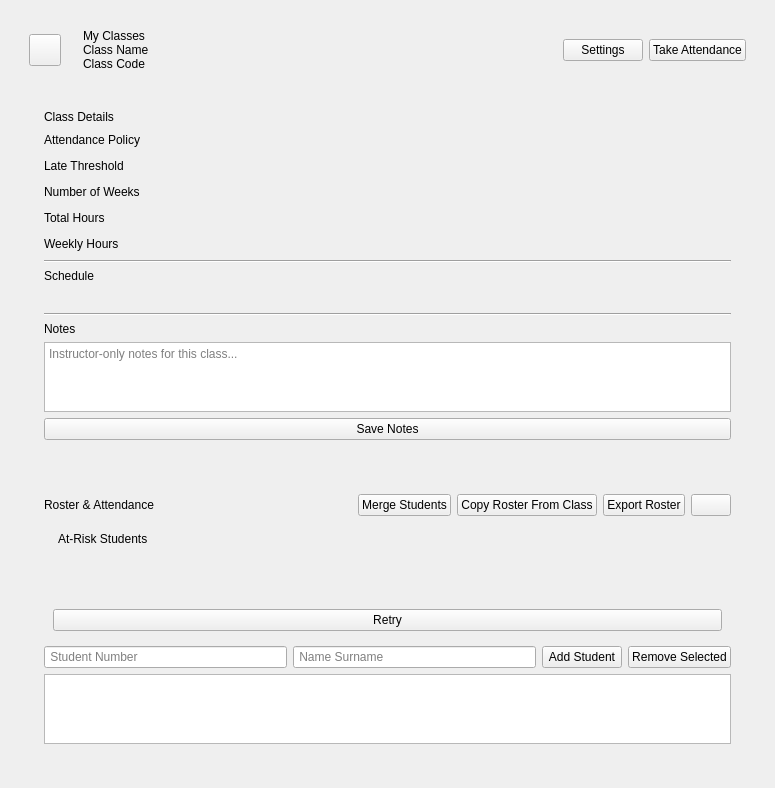
Above: ui/class_window.ui from imndllnuri/students-attendance-app before the change. Below: the same form after it.
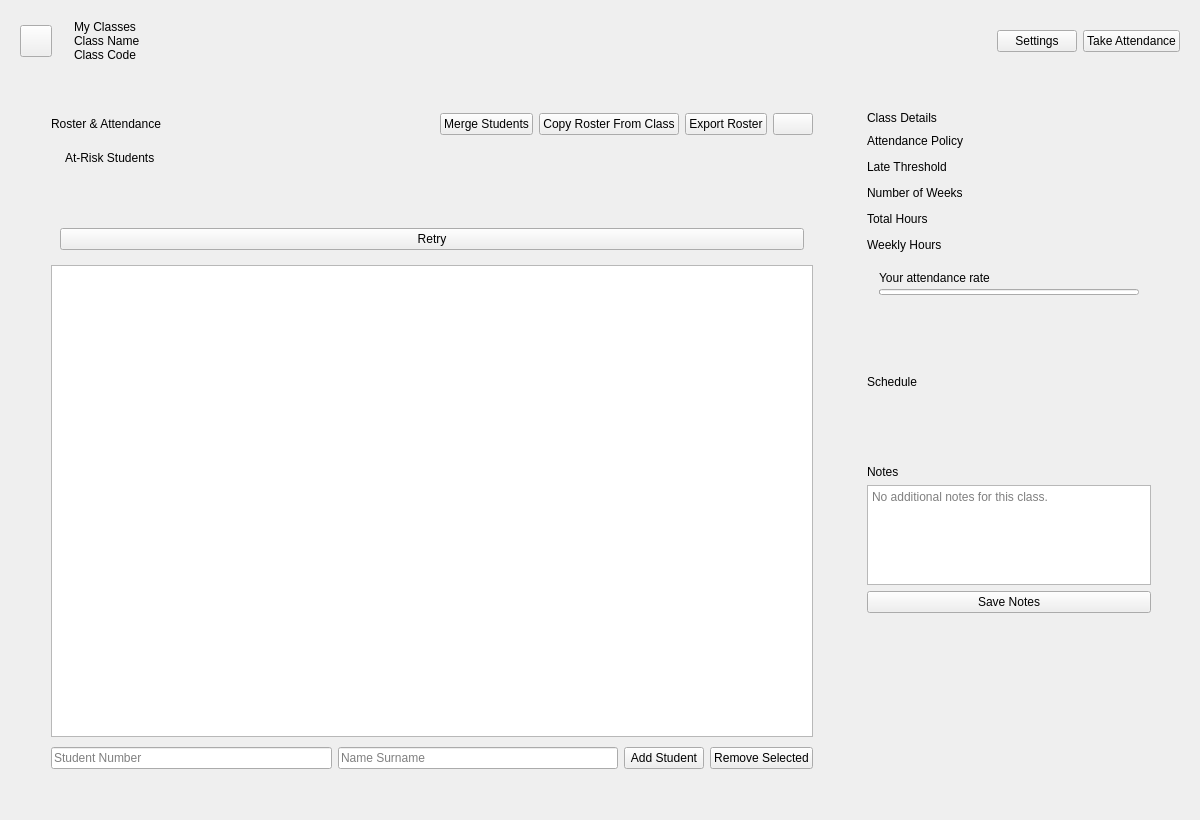
That is the form after the change.

Commit message: AttendU redesign: Class Detail, roster-prominent custom layout

```diff
--- a/ui/class_window.ui
+++ b/ui/class_window.ui
@@ -6,8 +6,8 @@
    <rect>
     <x>0</x>
     <y>0</y>
-    <width>775</width>
-    <height>771</height>
+    <width>1200</width>
+    <height>820</height>
    </rect>
   </property>
   <property name="windowTitle">
@@ -15,9 +15,6 @@
   </property>
   <layout class="QVBoxLayout" name="verticalLayout_5">
    <item>
-    <widget class="QWidget" name="widget" native="true">
-     <layout class="QVBoxLayout" name="verticalLayout_4">
-      <item>
        <widget class="QWidget" name="class_header_widget" native="true">
         <layout class="QHBoxLayout" name="class_header_layout">
          <item>
@@ -94,124 +91,26 @@
        </widget>
       </item>
       <item>
-       <widget class="QFrame" name="class_details_card">
-        <layout class="QVBoxLayout" name="class_details_card_layout">
-         <property name="leftMargin">
-          <number>24</number>
-         </property>
-         <property name="topMargin">
-          <number>24</number>
-         </property>
-         <property name="rightMargin">
-          <number>24</number>
-         </property>
-         <property name="bottomMargin">
-          <number>24</number>
-         </property>
-         <item>
-          <widget class="QLabel" name="class_details_title_lbl">
-           <property name="text">
-            <string>Class Details</string>
-           </property>
-          </widget>
-         </item>
-         <item>
-          <layout class="QVBoxLayout" name="class_details_grid">
-           <property name="spacing"><number>6</number></property>
-           <item>
-            <layout class="QHBoxLayout" name="attendance_policy_row">
-             <item><widget class="QLabel" name="attendance_policy_key_lbl"><property name="text"><string>Attendance Policy</string></property><property name="fieldLabel" stdset="0"><bool>true</bool></property></widget></item>
-             <item><spacer name="attendance_policy_row_spacer"><property name="orientation"><enum>Qt::Horizontal</enum></property><property name="sizeType"><enum>QSizePolicy::Expanding</enum></property><property name="sizeHint" stdset="0"><size><width>40</width><height>20</height></size></property></spacer></item>
-             <item><widget class="QLabel" name="attendance_policy_lbl"><property name="text"><string/></property><property name="fieldValue" stdset="0"><bool>true</bool></property></widget></item>
-            </layout>
-           </item>
-           <item>
-            <layout class="QHBoxLayout" name="late_threshold_row">
-             <item><widget class="QLabel" name="late_threshold_key_lbl"><property name="text"><string>Late Threshold</string></property><property name="fieldLabel" stdset="0"><bool>true</bool></property></widget></item>
-             <item><spacer name="late_threshold_row_spacer"><property name="orientation"><enum>Qt::Horizontal</enum></property><property name="sizeType"><enum>QSizePolicy::Expanding</enum></property><property name="sizeHint" stdset="0"><size><width>40</width><height>20</height></size></property></spacer></item>
-             <item><widget class="QLabel" name="late_threshold_lbl"><property name="text"><string/></property><property name="fieldValue" stdset="0"><bool>true</bool></property></widget></item>
-            </layout>
-           </item>
-           <item>
-            <layout class="QHBoxLayout" name="number_of_weeks_row">
-             <item><widget class="QLabel" name="number_of_weeks_key_lbl"><property name="text"><string>Number of Weeks</string></property><property name="fieldLabel" stdset="0"><bool>true</bool></property></widget></item>
-             <item><spacer name="number_of_weeks_row_spacer"><property name="orientation"><enum>Qt::Horizontal</enum></property><property name="sizeType"><enum>QSizePolicy::Expanding</enum></property><property name="sizeHint" stdset="0"><size><width>40</width><height>20</height></size></property></spacer></item>
-             <item><widget class="QLabel" name="number_of_weeks_lbl"><property name="text"><string/></property><property name="fieldValue" stdset="0"><bool>true</bool></property></widget></item>
-            </layout>
-           </item>
-           <item>
-            <layout class="QHBoxLayout" name="total_hours_row">
-             <item><widget class="QLabel" name="total_hours_key_lbl"><property name="text"><string>Total Hours</string></property><property name="fieldLabel" stdset="0"><bool>true</bool></property></widget></item>
-             <item><spacer name="total_hours_row_spacer"><property name="orientation"><enum>Qt::Horizontal</enum></property><property name="sizeType"><enum>QSizePolicy::Expanding</enum></property><property name="sizeHint" stdset="0"><size><width>40</width><height>20</height></size></property></spacer></item>
-             <item><widget class="QLabel" name="total_hours_lbl"><property name="text"><string/></property><property name="fieldValue" stdset="0"><bool>true</bool></property></widget></item>
-            </layout>
-           </item>
-           <item>
-            <layout class="QHBoxLayout" name="weekly_hours_row">
-             <item><widget class="QLabel" name="weekly_hours_key_lbl"><property name="text"><string>Weekly Hours</string></property><property name="fieldLabel" stdset="0"><bool>true</bool></property></widget></item>
-             <item><spacer name="weekly_hours_row_spacer"><property name="orientation"><enum>Qt::Horizontal</enum></property><property name="sizeType"><enum>QSizePolicy::Expanding</enum></property><property name="sizeHint" stdset="0"><size><width>40</width><height>20</height></size></property></spacer></item>
-             <item><widget class="QLabel" name="weekly_hours_lbl"><property name="text"><string/></property><property name="fieldValue" stdset="0"><bool>true</bool></property></widget></item>
-            </layout>
-           </item>
-          </layout>
-         </item>
-         <item>
-          <widget class="Line" name="class_details_divider">
-           <property name="orientation">
-            <enum>Qt::Horizontal</enum>
-           </property>
-          </widget>
-         </item>
-         <item>
-          <widget class="QLabel" name="schedule_title_lbl">
-           <property name="text">
-            <string>Schedule</string>
-           </property>
-          </widget>
-         </item>
-         <item>
-          <widget class="QWidget" name="schedule_grid_widget" native="true">
-           <layout class="QGridLayout" name="schedule_grid_layout"/>
-          </widget>
-         </item>
-         <item>
-          <widget class="Line" name="class_notes_divider">
-           <property name="orientation"><enum>Qt::Horizontal</enum></property>
-          </widget>
-         </item>
-         <item>
-          <widget class="QLabel" name="class_notes_title_lbl">
-           <property name="text"><string>Notes</string></property>
-          </widget>
-         </item>
-         <item>
-          <widget class="QTextEdit" name="class_notes_edit">
-           <property name="placeholderText"><string>Instructor-only notes for this class...</string></property>
-           <property name="maximumSize"><size><width>16777215</width><height>100</height></size></property>
-          </widget>
-         </item>
-         <item>
-          <widget class="QPushButton" name="save_notes_btn">
-           <property name="text"><string>Save Notes</string></property>
-          </widget>
-         </item>
-        </layout>
-       </widget>
-      </item>
+    <layout class="QHBoxLayout" name="class_body_layout">
+     <property name="leftMargin"><number>20</number></property>
+     <property name="topMargin"><number>16</number></property>
+     <property name="rightMargin"><number>20</number></property>
+     <property name="bottomMargin"><number>20</number></property>
+     <property name="spacing"><number>16</number></property>
       <item>
        <widget class="QFrame" name="roster_section_card">
         <layout class="QVBoxLayout" name="roster_section_card_layout">
          <property name="leftMargin">
-          <number>24</number>
+         <number>20</number>
          </property>
          <property name="topMargin">
-          <number>24</number>
+         <number>20</number>
          </property>
          <property name="rightMargin">
-          <number>24</number>
+         <number>20</number>
          </property>
          <property name="bottomMargin">
-          <number>24</number>
+         <number>20</number>
          </property>
          <item>
           <layout class="QHBoxLayout" name="roster_section_header_layout">
@@ -319,16 +218,24 @@
            </layout>
           </widget>
          </item>
+        <item>
+         <widget class="QTableWidget" name="student_list_tableWidget">
+          <property name="gridStyle">
+           <enum>Qt::SolidLine</enum>
+          </property>
+         </widget>
+        </item>
          <item>
           <layout class="QHBoxLayout" name="roster_add_student_layout">
+          <property name="topMargin"><number>4</number></property>
            <item>
             <widget class="QLineEdit" name="new_student_number_le">
-             <property name="placeholderText"><string> Student Number</string></property>
+            <property name="placeholderText"><string>Student Number</string></property>
             </widget>
            </item>
            <item>
             <widget class="QLineEdit" name="new_student_name_le">
-             <property name="placeholderText"><string> Name Surname</string></property>
+            <property name="placeholderText"><string>Name Surname</string></property>
             </widget>
            </item>
            <item>
@@ -343,18 +250,174 @@
            </item>
           </layout>
          </item>
+       </layout>
+      </widget>
+     </item>
          <item>
-          <widget class="QTableWidget" name="student_list_tableWidget">
-           <property name="gridStyle">
-            <enum>Qt::SolidLine</enum>
+      <widget class="QWidget" name="class_side_rail_widget" native="true">
+       <property name="minimumSize"><size><width>300</width><height>0</height></size></property>
+       <property name="maximumSize"><size><width>320</width><height>16777215</height></size></property>
+       <layout class="QVBoxLayout" name="class_side_rail_layout">
+        <property name="leftMargin"><number>0</number></property>
+        <property name="topMargin"><number>0</number></property>
+        <property name="rightMargin"><number>0</number></property>
+        <property name="bottomMargin"><number>0</number></property>
+        <property name="spacing"><number>16</number></property>
+        <item>
+         <widget class="QFrame" name="class_details_card">
+          <layout class="QVBoxLayout" name="class_details_card_layout">
+           <property name="leftMargin">
+            <number>18</number>
            </property>
-          </widget>
-         </item>
-        </layout>
-       </widget>
-      </item>
-     </layout>
-    </widget>
+           <property name="topMargin">
+            <number>18</number>
+           </property>
+           <property name="rightMargin">
+            <number>18</number>
+           </property>
+           <property name="bottomMargin">
+            <number>18</number>
+           </property>
+           <item>
+            <widget class="QLabel" name="class_details_title_lbl">
+             <property name="text">
+              <string>Class Details</string>
+             </property>
+            </widget>
+           </item>
+           <item>
+            <layout class="QVBoxLayout" name="class_details_grid">
+             <property name="spacing"><number>6</number></property>
+             <item>
+              <layout class="QHBoxLayout" name="attendance_policy_row">
+               <item><widget class="QLabel" name="attendance_policy_key_lbl"><property name="text"><string>Attendance Policy</string></property><property name="fieldLabel" stdset="0"><bool>true</bool></property></widget></item>
+               <item><spacer name="attendance_policy_row_spacer"><property name="orientation"><enum>Qt::Horizontal</enum></property><property name="sizeType"><enum>QSizePolicy::Expanding</enum></property><property name="sizeHint" stdset="0"><size><width>40</width><height>20</height></size></property></spacer></item>
+               <item><widget class="QLabel" name="attendance_policy_lbl"><property name="text"><string/></property><property name="fieldValue" stdset="0"><bool>true</bool></property></widget></item>
+              </layout>
+             </item>
+             <item>
+              <layout class="QHBoxLayout" name="late_threshold_row">
+               <item><widget class="QLabel" name="late_threshold_key_lbl"><property name="text"><string>Late Threshold</string></property><property name="fieldLabel" stdset="0"><bool>true</bool></property></widget></item>
+               <item><spacer name="late_threshold_row_spacer"><property name="orientation"><enum>Qt::Horizontal</enum></property><property name="sizeType"><enum>QSizePolicy::Expanding</enum></property><property name="sizeHint" stdset="0"><size><width>40</width><height>20</height></size></property></spacer></item>
+               <item><widget class="QLabel" name="late_threshold_lbl"><property name="text"><string/></property><property name="fieldValue" stdset="0"><bool>true</bool></property></widget></item>
+              </layout>
+             </item>
+             <item>
+              <layout class="QHBoxLayout" name="number_of_weeks_row">
+               <item><widget class="QLabel" name="number_of_weeks_key_lbl"><property name="text"><string>Number of Weeks</string></property><property name="fieldLabel" stdset="0"><bool>true</bool></property></widget></item>
+               <item><spacer name="number_of_weeks_row_spacer"><property name="orientation"><enum>Qt::Horizontal</enum></property><property name="sizeType"><enum>QSizePolicy::Expanding</enum></property><property name="sizeHint" stdset="0"><size><width>40</width><height>20</height></size></property></spacer></item>
+               <item><widget class="QLabel" name="number_of_weeks_lbl"><property name="text"><string/></property><property name="fieldValue" stdset="0"><bool>true</bool></property></widget></item>
+              </layout>
+             </item>
+             <item>
+              <layout class="QHBoxLayout" name="total_hours_row">
+               <item><widget class="QLabel" name="total_hours_key_lbl"><property name="text"><string>Total Hours</string></property><property name="fieldLabel" stdset="0"><bool>true</bool></property></widget></item>
+               <item><spacer name="total_hours_row_spacer"><property name="orientation"><enum>Qt::Horizontal</enum></property><property name="sizeType"><enum>QSizePolicy::Expanding</enum></property><property name="sizeHint" stdset="0"><size><width>40</width><height>20</height></size></property></spacer></item>
+               <item><widget class="QLabel" name="total_hours_lbl"><property name="text"><string/></property><property name="fieldValue" stdset="0"><bool>true</bool></property></widget></item>
+              </layout>
+             </item>
+             <item>
+              <layout class="QHBoxLayout" name="weekly_hours_row">
+               <item><widget class="QLabel" name="weekly_hours_key_lbl"><property name="text"><string>Weekly Hours</string></property><property name="fieldLabel" stdset="0"><bool>true</bool></property></widget></item>
+               <item><spacer name="weekly_hours_row_spacer"><property name="orientation"><enum>Qt::Horizontal</enum></property><property name="sizeType"><enum>QSizePolicy::Expanding</enum></property><property name="sizeHint" stdset="0"><size><width>40</width><height>20</height></size></property></spacer></item>
+               <item><widget class="QLabel" name="weekly_hours_lbl"><property name="text"><string/></property><property name="fieldValue" stdset="0"><bool>true</bool></property></widget></item>
+              </layout>
+             </item>
+            </layout>
+           </item>
+           <item>
+            <widget class="QWidget" name="attendance_rate_widget" native="true">
+             <layout class="QVBoxLayout" name="attendance_rate_layout">
+              <property name="leftMargin"><number>12</number></property>
+              <property name="topMargin"><number>10</number></property>
+              <property name="rightMargin"><number>12</number></property>
+              <property name="bottomMargin"><number>10</number></property>
+              <property name="spacing"><number>4</number></property>
+              <item>
+               <widget class="QLabel" name="attendance_rate_lbl">
+                <property name="text"><string>Your attendance rate</string></property>
+               </widget>
+              </item>
+              <item>
+               <widget class="QProgressBar" name="attendance_rate_bar">
+                <property name="minimum"><number>0</number></property>
+                <property name="maximum"><number>100</number></property>
+                <property name="value"><number>0</number></property>
+                <property name="textVisible"><bool>false</bool></property>
+                <property name="maximumSize"><size><width>16777215</width><height>6</height></size></property>
+               </widget>
+              </item>
+              <item>
+               <widget class="QLabel" name="attendance_rate_fraction_lbl">
+                <property name="alignment"><set>Qt::AlignRight</set></property>
+                <property name="text"><string/></property>
+               </widget>
+              </item>
+             </layout>
+            </widget>
+           </item>
+          </layout>
+         </widget>
+        </item>
+        <item>
+         <widget class="QFrame" name="schedule_card">
+          <layout class="QVBoxLayout" name="schedule_card_layout">
+           <property name="leftMargin"><number>18</number></property>
+           <property name="topMargin"><number>18</number></property>
+           <property name="rightMargin"><number>18</number></property>
+           <property name="bottomMargin"><number>18</number></property>
+           <item>
+            <widget class="QLabel" name="schedule_title_lbl">
+             <property name="text">
+              <string>Schedule</string>
+             </property>
+            </widget>
+           </item>
+           <item>
+            <widget class="QWidget" name="schedule_grid_widget" native="true">
+             <layout class="QGridLayout" name="schedule_grid_layout"/>
+            </widget>
+           </item>
+          </layout>
+         </widget>
+        </item>
+        <item>
+         <widget class="QFrame" name="notes_card">
+          <layout class="QVBoxLayout" name="notes_card_layout">
+           <property name="leftMargin"><number>18</number></property>
+           <property name="topMargin"><number>18</number></property>
+           <property name="rightMargin"><number>18</number></property>
+           <property name="bottomMargin"><number>18</number></property>
+           <item>
+            <widget class="QLabel" name="class_notes_title_lbl">
+             <property name="text"><string>Notes</string></property>
+            </widget>
+           </item>
+           <item>
+            <widget class="QTextEdit" name="class_notes_edit">
+             <property name="placeholderText"><string>No additional notes for this class.</string></property>
+             <property name="maximumSize"><size><width>16777215</width><height>100</height></size></property>
+            </widget>
+           </item>
+           <item>
+            <widget class="QPushButton" name="save_notes_btn">
+             <property name="text"><string>Save Notes</string></property>
+            </widget>
+           </item>
+          </layout>
+         </widget>
+        </item>
+        <item>
+         <spacer name="class_side_rail_spacer">
+          <property name="orientation"><enum>Qt::Vertical</enum></property>
+    <property name="sizeType"><enum>QSizePolicy::Expanding</enum></property>
+    <property name="sizeHint" stdset="0"><size><width>20</width><height>40</height></size></property>
+   </spacer>
+        </item>
+       </layout>
+      </widget>
+     </item>
+    </layout>
    </item>
   </layout>
  </widget>
```
Lines whose indentation alone changed are shown as unchanged. The commit also changes 4 other files.
